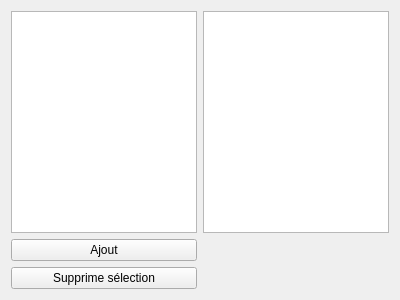
esauvage/coach, file formgestiontodo.ui: the form before one commit.
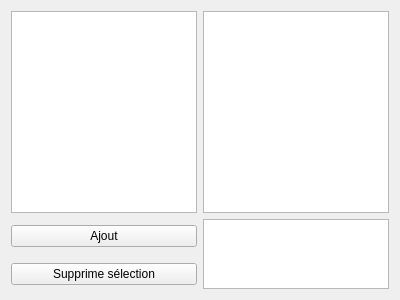
The form after the commit. Custom widgets are drawn as their Qt base class.

Commit message: Création ds listes de courses

Patch:
```diff
--- a/formgestiontodo.ui
+++ b/formgestiontodo.ui
@@ -34,6 +34,9 @@
      </property>
     </widget>
    </item>
+   <item row="1" column="1" rowspan="2">
+    <widget class="QTableView" name="lstCourses"/>
+   </item>
   </layout>
  </widget>
  <customwidgets>
```
The commit also changes 5 other files.
